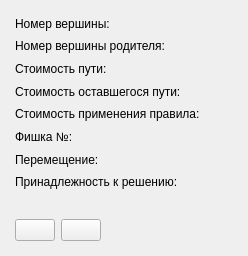
Old version of the form app/rdo_studio/plugins/game5/src/plugin_game5_graph_node_info_dialog.ui in the repository aurusov/rdo_studio.
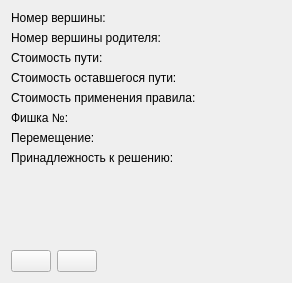
New version of the form. Custom widgets are drawn as their Qt base class.

Commit message: Пренос игрового поля в диалоге GraphNodeInfo в центр, размеры окна больше нельзя менять. fixed #6

```diff
--- a/app/rdo_studio/plugins/game5/src/plugin_game5_graph_node_info_dialog.ui
+++ b/app/rdo_studio/plugins/game5/src/plugin_game5_graph_node_info_dialog.ui
@@ -6,8 +6,8 @@
    <rect>
     <x>0</x>
     <y>0</y>
-    <width>248</width>
-    <height>256</height>
+    <width>292</width>
+    <height>283</height>
    </rect>
   </property>
   <property name="sizePolicy">
@@ -20,21 +20,6 @@
    <string>Игра 5</string>
   </property>
   <layout class="QGridLayout" name="gridLayout">
-   <property name="leftMargin">
-    <number>15</number>
-   </property>
-   <property name="topMargin">
-    <number>15</number>
-   </property>
-   <property name="rightMargin">
-    <number>15</number>
-   </property>
-   <property name="bottomMargin">
-    <number>15</number>
-   </property>
-   <property name="spacing">
-    <number>6</number>
-   </property>
    <item row="5" column="0" colspan="4">
     <widget class="QLabel" name="labelRelevantTile">
      <property name="text">
@@ -147,7 +132,7 @@
      </property>
     </widget>
    </item>
-   <item row="9" column="1">
+   <item row="12" column="1">
     <widget class="QPushButton" name="buttonNext">
      <property name="maximumSize">
       <size>
@@ -166,7 +151,7 @@
      </property>
     </widget>
    </item>
-   <item row="9" column="0">
+   <item row="12" column="0">
     <widget class="QPushButton" name="buttonPrev">
      <property name="maximumSize">
       <size>
@@ -185,7 +170,7 @@
      </property>
     </widget>
    </item>
-   <item row="9" column="2">
+   <item row="12" column="2">
     <spacer name="horizontalSpacer">
      <property name="orientation">
       <enum>Qt::Horizontal</enum>
@@ -198,7 +183,7 @@
      </property>
     </spacer>
    </item>
-   <item row="9" column="4">
+   <item row="12" column="4" colspan="2">
     <spacer name="horizontalSpacer_2">
      <property name="orientation">
       <enum>Qt::Horizontal</enum>
@@ -224,8 +209,51 @@
      </property>
     </spacer>
    </item>
-   <item row="8" column="0" colspan="6">
-    <widget class="Board" name="gameBoard" native="true"/>
+   <item row="9" column="0" colspan="6">
+    <layout class="QHBoxLayout" name="horizontalLayout">
+     <item>
+      <spacer name="horizontalSpacer_5">
+       <property name="orientation">
+        <enum>Qt::Horizontal</enum>
+       </property>
+       <property name="sizeHint" stdset="0">
+        <size>
+         <width>40</width>
+         <height>20</height>
+        </size>
+       </property>
+      </spacer>
+     </item>
+     <item>
+      <widget class="Board" name="gameBoard" native="true"/>
+     </item>
+     <item>
+      <spacer name="horizontalSpacer_4">
+       <property name="orientation">
+        <enum>Qt::Horizontal</enum>
+       </property>
+       <property name="sizeHint" stdset="0">
+        <size>
+         <width>40</width>
+         <height>20</height>
+        </size>
+       </property>
+      </spacer>
+     </item>
+    </layout>
+   </item>
+   <item row="8" column="0">
+    <spacer name="verticalSpacer">
+     <property name="orientation">
+      <enum>Qt::Vertical</enum>
+     </property>
+     <property name="sizeHint" stdset="0">
+      <size>
+       <width>20</width>
+       <height>40</height>
+      </size>
+     </property>
+    </spacer>
    </item>
   </layout>
  </widget>
```
The commit also changes 1 other file.
